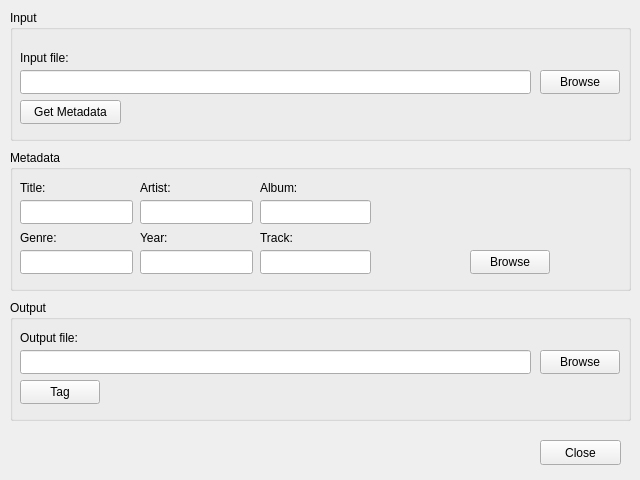
First picture: the form in mainwindow.ui, repository dylondark/RazorTag, before the edit.
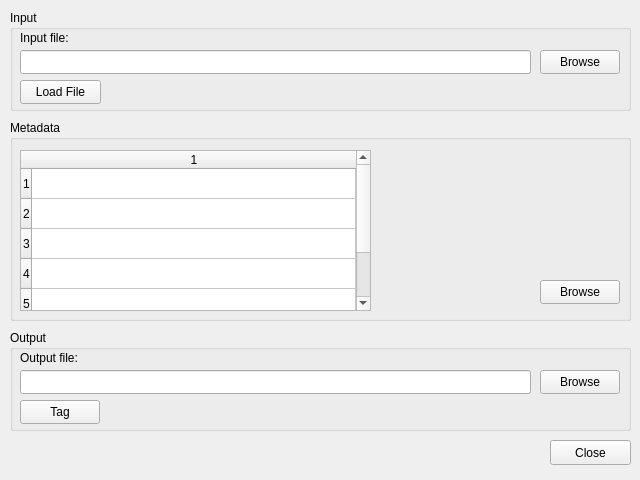
Second picture: the form after the edit.

```diff
--- a/mainwindow.ui
+++ b/mainwindow.ui
@@ -38,7 +38,7 @@
       <x>10</x>
       <y>10</y>
       <width>621</width>
-      <height>131</height>
+      <height>101</height>
      </rect>
     </property>
     <property name="title">
@@ -48,7 +48,7 @@
      <property name="geometry">
       <rect>
        <x>10</x>
-       <y>40</y>
+       <y>20</y>
        <width>91</width>
        <height>16</height>
       </rect>
@@ -61,7 +61,7 @@
      <property name="geometry">
       <rect>
        <x>530</x>
-       <y>60</y>
+       <y>40</y>
        <width>80</width>
        <height>24</height>
       </rect>
@@ -74,7 +74,7 @@
      <property name="geometry">
       <rect>
        <x>10</x>
-       <y>60</y>
+       <y>40</y>
        <width>511</width>
        <height>24</height>
       </rect>
@@ -90,13 +90,13 @@
      <property name="geometry">
       <rect>
        <x>10</x>
-       <y>90</y>
-       <width>101</width>
+       <y>70</y>
+       <width>81</width>
        <height>24</height>
       </rect>
      </property>
      <property name="text">
-      <string>Get Metadata</string>
+      <string>Load File</string>
      </property>
     </widget>
    </widget>
@@ -104,161 +104,32 @@
     <property name="geometry">
      <rect>
       <x>10</x>
-      <y>150</y>
+      <y>120</y>
       <width>621</width>
-      <height>141</height>
+      <height>201</height>
      </rect>
     </property>
     <property name="title">
      <string>Metadata</string>
     </property>
-    <widget class="QLineEdit" name="albumBox">
-     <property name="geometry">
-      <rect>
-       <x>250</x>
-       <y>50</y>
-       <width>111</width>
-       <height>24</height>
-      </rect>
-     </property>
-    </widget>
-    <widget class="QLineEdit" name="artistBox">
-     <property name="geometry">
-      <rect>
-       <x>130</x>
-       <y>50</y>
-       <width>113</width>
-       <height>24</height>
-      </rect>
-     </property>
-    </widget>
-    <widget class="QLineEdit" name="titleBox">
-     <property name="geometry">
-      <rect>
-       <x>10</x>
-       <y>50</y>
-       <width>113</width>
-       <height>24</height>
-      </rect>
-     </property>
-    </widget>
-    <widget class="QLabel" name="label_4">
-     <property name="geometry">
-      <rect>
-       <x>250</x>
-       <y>30</y>
-       <width>49</width>
-       <height>16</height>
-      </rect>
-     </property>
-     <property name="text">
-      <string>Album:</string>
-     </property>
-    </widget>
-    <widget class="QLabel" name="label_2">
-     <property name="geometry">
-      <rect>
-       <x>10</x>
-       <y>30</y>
-       <width>49</width>
-       <height>16</height>
-      </rect>
-     </property>
-     <property name="text">
-      <string>Title:</string>
-     </property>
-    </widget>
-    <widget class="QLabel" name="label_3">
-     <property name="geometry">
-      <rect>
-       <x>130</x>
-       <y>30</y>
-       <width>49</width>
-       <height>16</height>
-      </rect>
-     </property>
-     <property name="text">
-      <string>Artist:</string>
-     </property>
-    </widget>
-    <widget class="QLineEdit" name="trackBox">
-     <property name="geometry">
-      <rect>
-       <x>250</x>
-       <y>100</y>
-       <width>111</width>
-       <height>24</height>
-      </rect>
-     </property>
-    </widget>
-    <widget class="QLineEdit" name="yearBox">
-     <property name="geometry">
-      <rect>
-       <x>130</x>
-       <y>100</y>
-       <width>113</width>
-       <height>24</height>
-      </rect>
-     </property>
-    </widget>
-    <widget class="QLabel" name="label_6">
-     <property name="geometry">
-      <rect>
-       <x>130</x>
-       <y>80</y>
-       <width>49</width>
-       <height>16</height>
-      </rect>
-     </property>
-     <property name="text">
-      <string>Year:</string>
-     </property>
-    </widget>
-    <widget class="QLineEdit" name="genreBox">
-     <property name="geometry">
-      <rect>
-       <x>10</x>
-       <y>100</y>
-       <width>113</width>
-       <height>24</height>
-      </rect>
-     </property>
-    </widget>
-    <widget class="QLabel" name="label_7">
-     <property name="geometry">
-      <rect>
-       <x>250</x>
-       <y>80</y>
-       <width>49</width>
-       <height>16</height>
-      </rect>
-     </property>
-     <property name="text">
-      <string>Track:</string>
-     </property>
-    </widget>
-    <widget class="QLabel" name="label_5">
-     <property name="geometry">
-      <rect>
-       <x>10</x>
-       <y>80</y>
-       <width>49</width>
-       <height>16</height>
-      </rect>
-     </property>
-     <property name="text">
-      <string>Genre:</string>
-     </property>
-    </widget>
     <widget class="QLabel" name="coverArt">
      <property name="geometry">
       <rect>
        <x>370</x>
        <y>40</y>
-       <width>81</width>
-       <height>81</height>
+       <width>151</width>
+       <height>141</height>
       </rect>
      </property>
+     <property name="frameShape">
+      <enum>QFrame::Shape::NoFrame</enum>
+     </property>
+     <property name="frameShadow">
+      <enum>QFrame::Shadow::Plain</enum>
+     </property>
+     <property name="midLineWidth">
+      <number>1</number>
+     </property>
      <property name="text">
       <string/>
      </property>
@@ -266,8 +137,8 @@
     <widget class="QPushButton" name="artBrowseButton">
      <property name="geometry">
       <rect>
-       <x>460</x>
-       <y>100</y>
+       <x>530</x>
+       <y>160</y>
        <width>80</width>
        <height>24</height>
       </rect>
@@ -276,14 +147,46 @@
       <string>Browse</string>
      </property>
     </widget>
+    <widget class="QTableWidget" name="metadataTable">
+     <property name="geometry">
+      <rect>
+       <x>10</x>
+       <y>30</y>
+       <width>351</width>
+       <height>161</height>
+      </rect>
+     </property>
+     <property name="sizeAdjustPolicy">
+      <enum>QAbstractScrollArea::SizeAdjustPolicy::AdjustIgnored</enum>
+     </property>
+     <property name="rowCount">
+      <number>6</number>
+     </property>
+     <property name="columnCount">
+      <number>1</number>
+     </property>
+     <attribute name="horizontalHeaderCascadingSectionResizes">
+      <bool>false</bool>
+     </attribute>
+     <attribute name="horizontalHeaderStretchLastSection">
+      <bool>true</bool>
+     </attribute>
+     <row/>
+     <row/>
+     <row/>
+     <row/>
+     <row/>
+     <row/>
+     <column/>
+    </widget>
    </widget>
    <widget class="QGroupBox" name="outputGroupBox">
     <property name="geometry">
      <rect>
       <x>10</x>
-      <y>300</y>
+      <y>330</y>
       <width>621</width>
-      <height>121</height>
+      <height>101</height>
      </rect>
     </property>
     <property name="title">
@@ -293,7 +196,7 @@
      <property name="geometry">
       <rect>
        <x>530</x>
-       <y>50</y>
+       <y>40</y>
        <width>80</width>
        <height>24</height>
       </rect>
@@ -306,7 +209,7 @@
      <property name="geometry">
       <rect>
        <x>10</x>
-       <y>50</y>
+       <y>40</y>
        <width>511</width>
        <height>24</height>
       </rect>
@@ -322,7 +225,7 @@
      <property name="geometry">
       <rect>
        <x>10</x>
-       <y>30</y>
+       <y>20</y>
        <width>91</width>
        <height>16</height>
       </rect>
@@ -335,7 +238,7 @@
      <property name="geometry">
       <rect>
        <x>10</x>
-       <y>80</y>
+       <y>70</y>
        <width>80</width>
        <height>24</height>
       </rect>
@@ -348,7 +251,7 @@
    <widget class="QPushButton" name="closeButton">
     <property name="geometry">
      <rect>
-      <x>540</x>
+      <x>550</x>
       <y>440</y>
       <width>81</width>
       <height>25</height>
```
Left out of the diff: 2 changed lines with no effect on the pictures.
